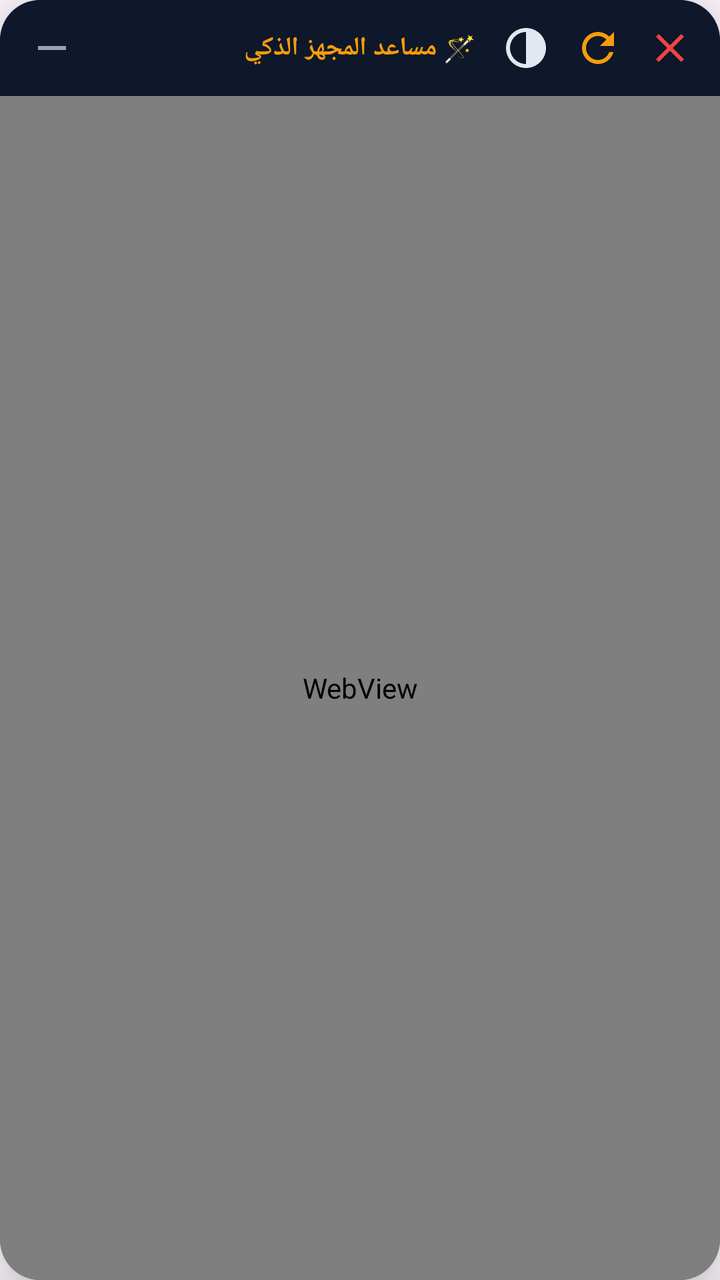
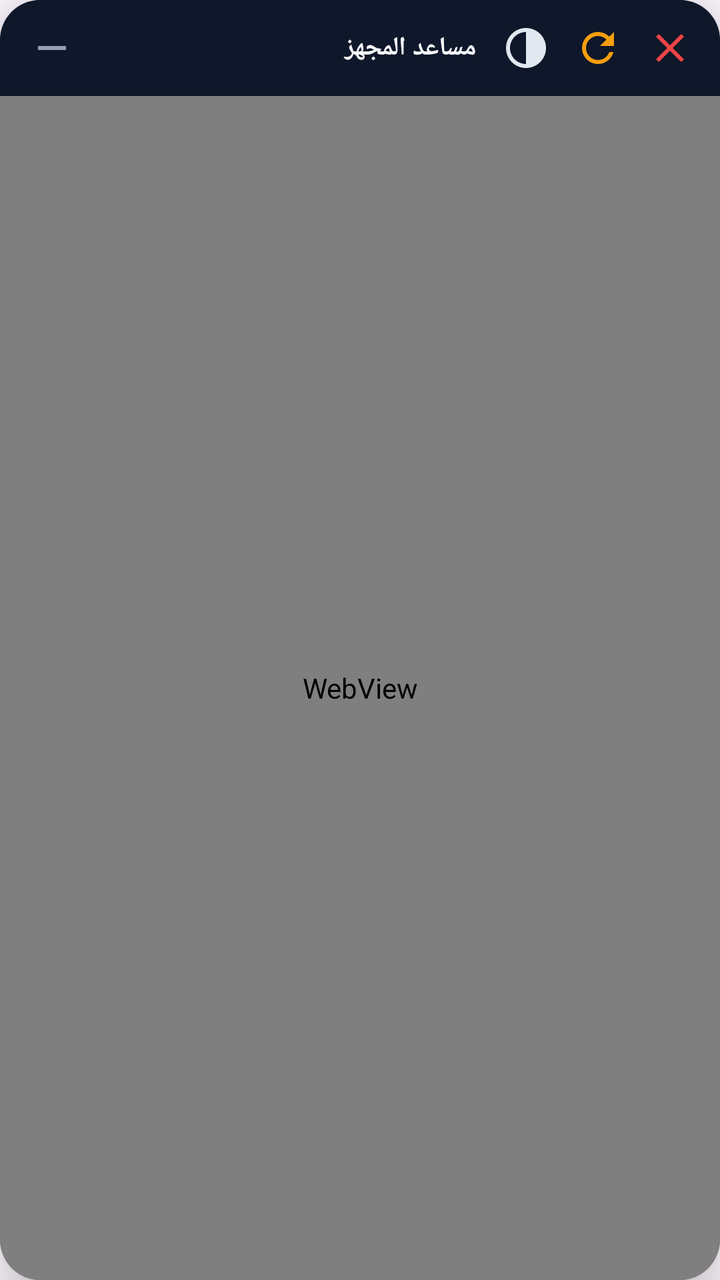

Screens rendered from an Android XML layout before and after an edit, with the pre-edit source and the edit as a unified diff.
<!-- AndroidManifest.xml: application theme Theme.AboAkbarAdmin -->
<!-- res/layout/layout_floating_assistant.xml -->
<?xml version="1.0" encoding="utf-8"?>
<LinearLayout xmlns:android="http://schemas.android.com/apk/res/android"
    android:id="@+id/rootFloatingView"
    android:layout_width="match_parent"
    android:layout_height="match_parent"
    android:background="@drawable/bg_floating_panel"
    android:orientation="vertical"
    android:elevation="16dp"
    android:clipToOutline="true">

    
    <LinearLayout
        android:id="@+id/headerLayout"
        android:layout_width="match_parent"
        android:layout_height="48dp"
        android:background="#0F172A"
        android:gravity="center_vertical"
        android:orientation="horizontal"
        android:paddingStart="8dp"
        android:paddingEnd="8dp">

        
        <ImageButton
            android:id="@+id/btnMinimize"
            android:layout_width="36dp"
            android:layout_height="36dp"
            android:background="?attr/selectableItemBackgroundBorderless"
            android:src="@drawable/ic_assistant_minimize"
            android:scaleType="centerInside"
            android:contentDescription="تصغير" />

        
        <TextView
            android:id="@+id/tvAssistantTitle"
            android:layout_width="0dp"
            android:layout_height="wrap_content"
            android:layout_weight="1"
            android:layout_marginStart="8dp"
            android:layout_marginEnd="8dp"
            android:text="🪄 مساعد المجهز الذكي"
            android:textColor="#F59E0B"
            android:textSize="13sp"
            android:textStyle="bold"
            android:singleLine="true"
            android:ellipsize="end" />

        
        <ImageButton
            android:id="@+id/btnOpacity"
            android:layout_width="34dp"
            android:layout_height="34dp"
            android:background="?attr/selectableItemBackgroundBorderless"
            android:src="@drawable/ic_assistant_opacity"
            android:scaleType="centerInside"
            android:contentDescription="شفافية" />

        
        <ImageButton
            android:id="@+id/btnReload"
            android:layout_width="34dp"
            android:layout_height="34dp"
            android:layout_marginStart="2dp"
            android:background="?attr/selectableItemBackgroundBorderless"
            android:src="@drawable/ic_assistant_refresh"
            android:scaleType="centerInside"
            android:contentDescription="تحديث" />

        
        <ImageButton
            android:id="@+id/btnClose"
            android:layout_width="34dp"
            android:layout_height="34dp"
            android:layout_marginStart="2dp"
            android:background="?attr/selectableItemBackgroundBorderless"
            android:src="@drawable/ic_assistant_close"
            android:scaleType="centerInside"
            android:contentDescription="إغلاق" />
    </LinearLayout>

    
    <LinearLayout
        android:id="@+id/opacityControlLayout"
        android:layout_width="match_parent"
        android:layout_height="wrap_content"
        android:background="#1E293B"
        android:orientation="horizontal"
        android:gravity="center_vertical"
        android:paddingStart="12dp"
        android:paddingEnd="12dp"
        android:paddingTop="6dp"
        android:paddingBottom="6dp"
        android:visibility="gone">

        <TextView
            android:id="@+id/tvOpacityValue"
            android:layout_width="wrap_content"
            android:layout_height="wrap_content"
            android:text="100%"
            android:textColor="#38BDF8"
            android:textSize="12sp"
            android:textStyle="bold"
            android:minWidth="38dp" />

        <SeekBar
            android:id="@+id/seekBarOpacity"
            android:layout_width="0dp"
            android:layout_height="wrap_content"
            android:layout_weight="1"
            android:max="100"
            android:progress="100" />

        <TextView
            android:layout_width="wrap_content"
            android:layout_height="wrap_content"
            android:text="الشفافية"
            android:textColor="#94A3B8"
            android:textSize="11sp"
            android:textStyle="bold" />
    </LinearLayout>

    <ProgressBar
        android:id="@+id/progressBar"
        style="?android:attr/progressBarStyleHorizontal"
        android:layout_width="match_parent"
        android:layout_height="3dp"
        android:indeterminate="true"
        android:visibility="gone" />

    
    <WebView
        android:id="@+id/assistantWebView"
        android:layout_width="match_parent"
        android:layout_height="0dp"
        android:layout_weight="1"
        android:background="#020617" />

</LinearLayout>
<!-- resources referenced by this layout -->
<resources>
  <!-- drawable bg_floating_panel (drawable) -->
  <?xml version="1.0" encoding="utf-8"?>
  <shape xmlns:android="http://schemas.android.com/apk/res/android">
      <solid android:color="#0F172A" />
      <corners android:radius="20dp" />
      <stroke android:width="1.5dp" android:color="#334155" />
  </shape>
  <!-- drawable ic_assistant_close (drawable) -->
  <vector xmlns:android="http://schemas.android.com/apk/res/android"
      android:width="24dp"
      android:height="24dp"
      android:viewportWidth="24"
      android:viewportHeight="24">
    <path
        android:fillColor="#EF4444"
        android:pathData="M19,6.41L17.59,5 12,10.59 6.41,5 5,6.41 10.59,12 5,17.59 6.41,19 12,13.41 17.59,19 19,17.59 13.41,12z"/>
  </vector>
  <!-- drawable ic_assistant_minimize (drawable) -->
  <vector xmlns:android="http://schemas.android.com/apk/res/android"
      android:width="24dp"
      android:height="24dp"
      android:viewportWidth="24"
      android:viewportHeight="24">
    <path
        android:fillColor="#94A3B8"
        android:pathData="M19,13H5v-2h14v2z"/>
  </vector>
  <!-- drawable ic_assistant_opacity (drawable) -->
  <vector xmlns:android="http://schemas.android.com/apk/res/android"
      android:width="24dp"
      android:height="24dp"
      android:viewportWidth="24"
      android:viewportHeight="24">
      <path
          android:fillColor="#E2E8F0"
          android:pathData="M12,2C6.48,2 2,6.48 2,12s4.48,10 10,10 10,-4.48 10,-10S17.52,2 12,2zM12,20c-4.41,0 -8,-3.59 -8,-8s3.59,-8 8,-8v16z"/>
  </vector>
  <!-- drawable ic_assistant_refresh (drawable) -->
  <vector xmlns:android="http://schemas.android.com/apk/res/android"
      android:width="24dp"
      android:height="24dp"
      android:viewportWidth="24"
      android:viewportHeight="24">
    <path
        android:fillColor="#F59E0B"
        android:pathData="M17.65,6.35C16.2,4.9 14.21,4 12,4c-4.42,0 -7.99,3.58 -7.99,8s3.57,8 7.99,8c3.73,0 6.84,-2.55 7.73,-6h-2.08c-0.82,2.33 -3.04,4 -5.65,4 -3.31,0 -6,-2.69 -6,-6s2.69,-6 6,-6c1.66,0 3.14,0.69 4.22,1.78L13,11h7V4l-2.35,2.35z"/>
  </vector>
  <style name="Theme.AboAkbarAdmin" parent="Theme.Material3.DayNight.NoActionBar">
          <item name="colorPrimary">@color/sky_800</item>
          <item name="colorPrimaryDark">@color/sky_950</item>
          <item name="colorSecondary">@color/cyan_100</item>
          <item name="android:statusBarColor">@color/sky_950</item>
          <item name="android:windowLightStatusBar">false</item>
      </style>
  <color name="sky_800">#075985</color>
  <color name="sky_950">#082F49</color>
  <color name="cyan_100">#CFFAFE</color>
</resources>

<!-- the commit's change to res/layout/layout_floating_assistant.xml (unified diff, before → after) -->
@@ -37,8 +37,8 @@
             android:layout_weight="1"
             android:layout_marginStart="8dp"
             android:layout_marginEnd="8dp"
-            android:text="🪄 مساعد المجهز الذكي"
-            android:textColor="#F59E0B"
+            android:text="مساعد المجهز"
+            android:textColor="#F8FAFC"
             android:textSize="13sp"
             android:textStyle="bold"
             android:singleLine="true"
